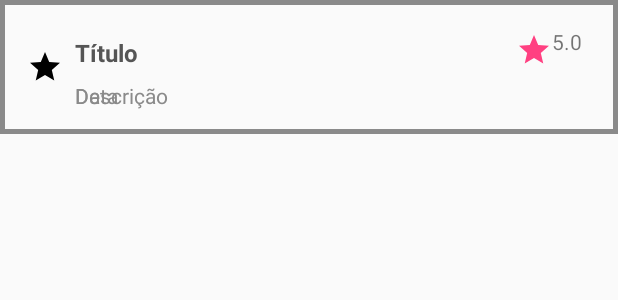
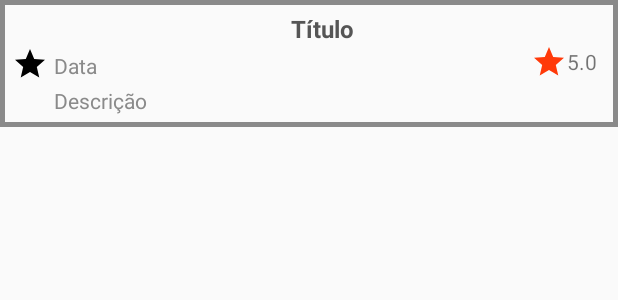
Before and after one commit to pellizzetti/65ddm-trabalho2, an Android app: the layout list_item1.xml on its own in the app's theme, with its tools: preview values and no code run, on a phone screen of 412 x 824 dp. Shown: the top 300 px of the screen. Run offline under Robolectric (Android 15) with nearby library versions, the phone set to English and light mode, and no system bars.

Commit message:
Add detalhamento

```diff
--- a/app/src/main/AndroidManifest.xml
+++ b/app/src/main/AndroidManifest.xml
@@ -24,7 +24,8 @@
                 <category android:name="android.intent.category.LAUNCHER" />
             </intent-filter>
         </activity>
-        <activity android:name=".ListActivity"></activity>
+        <activity android:name=".ListActivity" />
+        <activity android:name=".MovieDetailActivity"></activity>
     </application>
 
 </manifest>
--- a/app/src/main/res/layout/list_item1.xml
+++ b/app/src/main/res/layout/list_item1.xml
@@ -1,7 +1,6 @@
 <?xml version="1.0" encoding="utf-8"?>
 <android.support.constraint.ConstraintLayout xmlns:android="http://schemas.android.com/apk/res/android"
     xmlns:app="http://schemas.android.com/apk/res-auto"
-    xmlns:tools="http://schemas.android.com/tools"
     android:id="@+id/movies_layout"
     android:layout_width="match_parent"
     android:layout_height="wrap_content"
@@ -9,16 +8,13 @@
     android:gravity="center_vertical"
     android:minHeight="72dp"
     android:orientation="horizontal"
-    android:padding="16dp">
+    android:padding="8dp">
 
 
     <ImageView
         android:id="@+id/movie_image"
         android:layout_width="wrap_content"
         android:layout_height="wrap_content"
-        android:layout_marginBottom="2dp"
-        android:layout_marginStart="2dp"
-        android:layout_marginTop="2dp"
         android:src="@drawable/rating"
         app:layout_constraintBottom_toBottomOf="parent"
         app:layout_constraintStart_toStartOf="parent"
@@ -28,12 +24,13 @@
         android:id="@+id/title"
         android:layout_width="wrap_content"
         android:layout_height="wrap_content"
-        android:layout_marginStart="8dp"
-        android:layout_marginTop="8dp"
+        android:layout_marginStart="2dp"
+        android:layout_marginEnd="8dp"
         android:text="Título"
         android:textColor="@color/colorBlack"
         android:textSize="16sp"
         android:textStyle="bold"
+        app:layout_constraintEnd_toEndOf="parent"
         app:layout_constraintStart_toEndOf="@+id/movie_image"
         app:layout_constraintTop_toTopOf="parent" />
 
@@ -42,8 +39,8 @@
         android:id="@+id/date"
         android:layout_width="wrap_content"
         android:layout_height="wrap_content"
-        android:layout_marginStart="8dp"
-        android:layout_marginTop="8dp"
+        android:layout_marginStart="4dp"
+        android:layout_marginTop="4dp"
         android:text="Data"
         android:textColor="@color/colorGreyLight"
         app:layout_constraintStart_toEndOf="@+id/movie_image"
@@ -53,24 +50,27 @@
         android:id="@+id/description"
         android:layout_width="wrap_content"
         android:layout_height="wrap_content"
-        android:layout_marginStart="8dp"
-        android:layout_marginTop="8dp"
+        android:layout_marginStart="4dp"
+        android:layout_marginTop="4dp"
+        android:maxWidth="256dp"
         android:maxLines="3"
         android:text="Descrição"
+        android:ellipsize="end"
+        android:singleLine="false"
         android:textColor="@color/colorGreyLight"
         app:layout_constraintStart_toEndOf="@+id/movie_image"
-        app:layout_constraintTop_toBottomOf="@+id/title" />
+        app:layout_constraintTop_toBottomOf="@+id/date" />
 
 
     <ImageView
         android:id="@+id/rating_image"
         android:layout_width="wrap_content"
         android:layout_height="wrap_content"
-        android:layout_marginTop="2dp"
+        android:layout_marginTop="18dp"
         android:paddingTop="3dp"
         android:scaleType="centerCrop"
         android:src="@drawable/rating"
-        android:tint="@color/colorAccent"
+        android:tint="@color/orange"
         app:layout_constraintEnd_toStartOf="@+id/rating"
         app:layout_constraintTop_toTopOf="parent" />
 
@@ -79,8 +79,8 @@
         android:id="@+id/rating"
         android:layout_width="wrap_content"
         android:layout_height="wrap_content"
-        android:layout_marginEnd="8dp"
-        android:layout_marginTop="2dp"
+        android:layout_marginTop="23dp"
+        android:layout_marginEnd="6dp"
         android:text="5.0"
         app:layout_constraintEnd_toEndOf="parent"
         app:layout_constraintTop_toTopOf="parent" />
--- a/build.gradle
+++ b/build.gradle
@@ -6,7 +6,7 @@ buildscript {
         google()
     }
     dependencies {
-        classpath 'com.android.tools.build:gradle:3.1.2'
+        classpath 'com.android.tools.build:gradle:3.2.0-alpha16'
 
         // NOTE: Do not place your application dependencies here; they belong
         // in the individual module build.gradle files
```
Also changed, not shown: app/src/main/java/br/udesc/pellizzetti/trabalho2/MovieAdapter.java (+31 -5 lines), app/src/main/java/br/udesc/pellizzetti/trabalho2/MovieDetailActivity.java (added, +56 -0 lines), app/src/main/res/layout/activity_movie_detail.xml (added, +45 -0 lines), app/src/main/res/values/dimen.xml (added, +13 -0 lines), gradle/wrapper/gradle-wrapper.properties.
